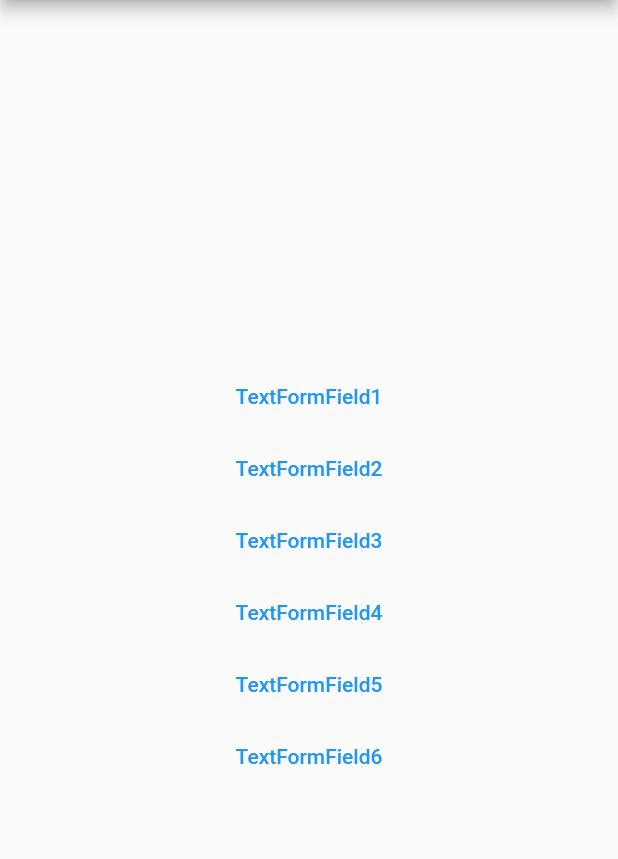
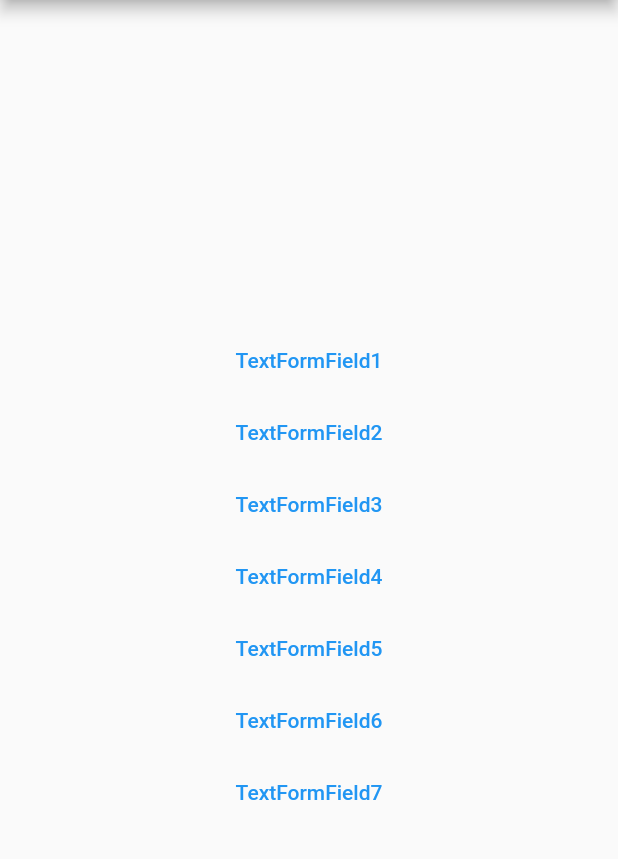
Before and after one commit to tsukamoto1783/flutter_sample, a Flutter app: the TextFormFieldHome screen opened directly, on a phone screen of 412 x 824 dp, the part 84-943 px from its top. Run offline on Flutter 3.47's test engine with Material 2 defaults, Android fonts, the phone set to English and light mode, and no system bars; our stand-ins replace dropdown_button2, firebase_core, fl_chart, flutter_hooks, flutter_riverpod, hooks_riverpod and 1 more; accounts and stored records are empty.

Commit message:
fix: 全体的に軽く修正

```diff
--- a/lib/presentation/test_widget/textFormFiled/textFormField2.dart
+++ b/lib/presentation/test_widget/textFormFiled/textFormField2.dart
@@ -63,10 +63,10 @@ class _TextFormFieldSampleState extends State<TextFormFieldSample2> {
                 child: const Text('Submit'),
                 onPressed: () {
                   // TextFormFieldのvalidatorで指定したバリデーションを確認し、エラーが無ければtrueを返す
-                  // MEMO：Formウィジェットに一意のGlobalKeyを指定しているので、「_formKey.currentState」を使用すると、Form配下の全てのフォームが対象に。
+                  // Formウィジェットに一意のGlobalKeyを指定しているので、「_formKey.currentState」を使用すると、Form配下の全てのフォームが対象に。
                   if (_formKey.currentState!.validate()) {
                     // フォームの状態を保存して、TextFormFieldのonSavedを呼び出し
-                    // Form配下の全てのフォームのonSaveプロパティが対象
+                    // Form配下の全てのTextFormFieldのonSavedプロパティが対象（呼び出し）
                     _formKey.currentState?.save();
 
                     ScaffoldMessenger.of(context).showSnackBar(
--- a/lib/presentation/test_widget/textFormFiled/textFormField3.dart
+++ b/lib/presentation/test_widget/textFormFiled/textFormField3.dart
@@ -62,6 +62,7 @@ class _TextFormFieldSampleState extends State<TextFormFieldSample3> {
             ElevatedButton(
               child: const Text('Submit'),
               onPressed: () {
+                // 以下の部分でエラーが発生する
                 if (_nameKey.currentState!.validate()) {
                   _nameKey.currentState?.save();
 
--- a/lib/presentation/test_widget/textFormFiled/textFormField4.dart
+++ b/lib/presentation/test_widget/textFormFiled/textFormField4.dart
@@ -30,6 +30,7 @@ class _TextFormFieldSampleState extends State<TextFormFieldSample4> {
         padding: const EdgeInsets.all(16.0),
         child: Column(
           children: [
+            // controllerプロパティの指定
             TextFormField(
               controller: _nameController,
               decoration: const InputDecoration(
@@ -38,6 +39,7 @@ class _TextFormFieldSampleState extends State<TextFormFieldSample4> {
               ),
             ),
             TextFormField(
+              // controllerプロパティの指定
               controller: _emailController,
               decoration: const InputDecoration(
                 labelText: 'email',
--- a/lib/presentation/test_widget/textFormFiled/textFormField5.dart
+++ b/lib/presentation/test_widget/textFormFiled/textFormField5.dart
@@ -30,6 +30,7 @@ class _TextFormFieldSampleState extends State<TextFormFieldSample5> {
         padding: const EdgeInsets.all(16.0),
         child: Column(
           children: [
+            // controllerプロパティの指定
             TextFormField(
               controller: _nameController,
               decoration: const InputDecoration(
--- a/lib/presentation/test_widget/textFormFiled/textFormField6.dart
+++ b/lib/presentation/test_widget/textFormFiled/textFormField6.dart
@@ -10,8 +10,7 @@ class TextFormFieldSample6 extends StatefulWidget {
 class _TextFormFieldSampleState extends State<TextFormFieldSample6> {
   // Controllerの定義
   final TextEditingController _nameController = TextEditingController();
-
-  // バリデーションエラー用の変数定義
+  // バリデーションエラー表示用の変数定義
   String? _nameErrorText;
 
   // ウィジェットが破棄されるタイミングで、Controllerも破棄
--- a/lib/presentation/test_widget/textFormFiled/textFormFieldHome.dart
+++ b/lib/presentation/test_widget/textFormFiled/textFormFieldHome.dart
@@ -6,6 +6,7 @@ import 'package:flutter_practice/presentation/test_widget/textFormFiled/textForm
 import 'package:flutter_practice/presentation/test_widget/textFormFiled/textFormField4.dart';
 import 'package:flutter_practice/presentation/test_widget/textFormFiled/textFormField5.dart';
 import 'package:flutter_practice/presentation/test_widget/textFormFiled/textFormField6.dart';
+import 'package:flutter_practice/presentation/test_widget/textFormFiled/textFormField7.dart';
 
 // 画面遷移をする部分のコード
 class TextFormFieldHome extends StatelessWidget {
@@ -45,6 +46,10 @@ class TextFormFieldHome extends StatelessWidget {
                 btn_text: "TextFormField6",
                 page_name: const TextFormFieldSample6(),
               ),
+              TextBtnNextPage(
+                btn_text: "TextFormField7",
+                page_name: const TextFormFieldSample7(),
+              ),
             ],
           ),
         ),
```
Also changed, not shown: lib/presentation/test_widget/textFormFiled/textFormField7.dart (added, +38 -0 lines).
